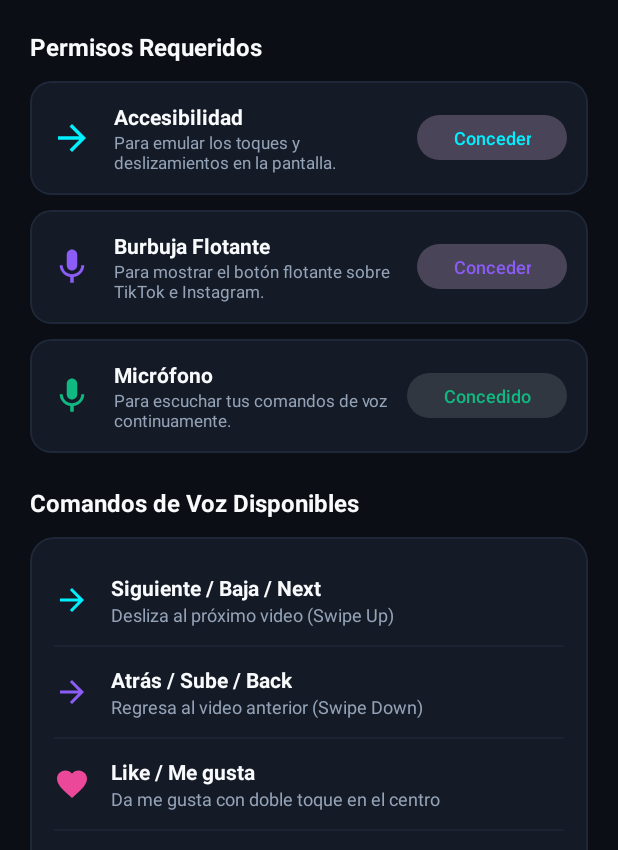
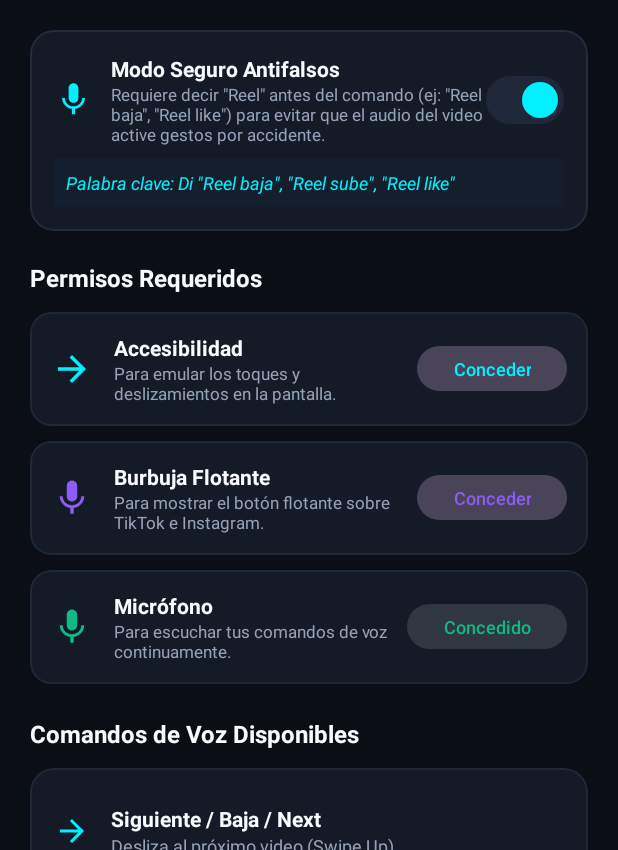
Before and after one commit to Sciclox/ReelVoice-Android, an Android app: the screen it shows after launch (MainActivity), on a phone screen of 412 x 824 dp, the part 386-1236 px from its top. Run offline under Robolectric (Android 15) with nearby library versions, the phone set to English and light mode, and no system bars.

Commit message:
feat: v2.2.0 with Wake Word (Modo Seguro Antifalsos) and customizable toggle

```diff
--- a/app/build.gradle
+++ b/app/build.gradle
@@ -9,8 +9,8 @@ android {
         applicationId "com.reelvoice.scroll"
         minSdk 24
         targetSdk 33
-        versionCode 21
-        versionName "2.1.0"
+        versionCode 22
+        versionName "2.2.0"
 
         testInstrumentationRunner "androidx.test.runner.AndroidJUnitRunner"
     }
--- a/app/src/main/java/com/reelvoice/app/ui/MainActivity.kt
+++ b/app/src/main/java/com/reelvoice/app/ui/MainActivity.kt
@@ -76,6 +76,34 @@ class MainActivity : AppCompatActivity() {
 
         binding.btnToggleMasterService.setOnClickListener {
             toggleMasterService()
+        }
+
+        val prefs = getSharedPreferences("reel_voice_prefs", Context.MODE_PRIVATE)
+        val initialWake = prefs.getBoolean("pref_wake_word", true)
+        binding.switchWakeWord.isChecked = initialWake
+        updateWakeWordHint(initialWake)
+
+        binding.switchWakeWord.setOnCheckedChangeListener { _, isChecked ->
+            prefs.edit().putBoolean("pref_wake_word", isChecked).apply()
+            updateWakeWordHint(isChecked)
+
+            if (ReelVoiceForegroundService.isServiceRunning) {
+                val updateIntent = Intent(this, ReelVoiceForegroundService::class.java).apply {
+                    action = ReelVoiceForegroundService.ACTION_UPDATE_SETTINGS
+                    putExtra(ReelVoiceForegroundService.EXTRA_REQUIRE_WAKE_WORD, isChecked)
+                }
+                startService(updateIntent)
+            }
+        }
+    }
+
+    private fun updateWakeWordHint(isWakeWordActive: Boolean) {
+        if (isWakeWordActive) {
+            binding.tvWakeWordHint.text = getString(R.string.wake_word_active_hint)
+            binding.tvWakeWordHint.setTextColor(getColor(R.color.neon_cyan))
+        } else {
+            binding.tvWakeWordHint.text = getString(R.string.wake_word_direct_hint)
+            binding.tvWakeWordHint.setTextColor(getColor(R.color.neon_yellow))
         }
     }
 
--- a/app/src/main/res/layout/activity_main.xml
+++ b/app/src/main/res/layout/activity_main.xml
@@ -113,6 +113,82 @@
                     android:textStyle="bold"
                     android:background="@drawable/bg_button_gradient"
                     app:backgroundTint="@null" />
+
+            </LinearLayout>
+        </com.google.android.material.card.MaterialCardView>
+
+        <!-- Wake Word / Anti-falsos Toggle Card -->
+        <com.google.android.material.card.MaterialCardView
+            android:layout_width="match_parent"
+            android:layout_height="wrap_content"
+            app:cardBackgroundColor="@color/bg_card"
+            app:cardCornerRadius="16dp"
+            app:strokeColor="#222C3D"
+            app:strokeWidth="1dp"
+            android:layout_marginBottom="20dp">
+
+            <LinearLayout
+                android:layout_width="match_parent"
+                android:layout_height="wrap_content"
+                android:orientation="vertical"
+                android:padding="16dp">
+
+                <LinearLayout
+                    android:layout_width="match_parent"
+                    android:layout_height="wrap_content"
+                    android:orientation="horizontal"
+                    android:gravity="center_vertical">
+
+                    <ImageView
+                        android:layout_width="26dp"
+                        android:layout_height="26dp"
+                        android:src="@drawable/ic_mic"
+                        app:tint="@color/neon_cyan" />
+
+                    <LinearLayout
+                        android:layout_width="0dp"
+                        android:layout_height="wrap_content"
+                        android:layout_weight="1"
+                        android:layout_marginStart="12dp"
+                        android:orientation="vertical">
+
+                        <TextView
+                            android:layout_width="wrap_content"
+                            android:layout_height="wrap_content"
+                            android:text="@string/title_wake_word_mode"
+                            android:textColor="@color/text_primary"
+                            android:textStyle="bold"
+                            android:textSize="14sp" />
+
+                        <TextView
+                            android:id="@+id/tvWakeWordModeDesc"
+                            android:layout_width="wrap_content"
+                            android:layout_height="wrap_content"
+                            android:text="@string/desc_wake_word_mode"
+                            android:textColor="@color/text_secondary"
+                            android:textSize="11sp" />
+                    </LinearLayout>
+
+                    <com.google.android.material.materialswitch.MaterialSwitch
+                        android:id="@+id/switchWakeWord"
+                        android:layout_width="wrap_content"
+                        android:layout_height="wrap_content"
+                        android:checked="true"
+                        app:thumbTint="@color/neon_cyan"
+                        app:trackTint="#1E2838" />
+                </LinearLayout>
+
+                <TextView
+                    android:id="@+id/tvWakeWordHint"
+                    android:layout_width="match_parent"
+                    android:layout_height="wrap_content"
+                    android:layout_marginTop="8dp"
+                    android:padding="8dp"
+                    android:background="#151E2D"
+                    android:text="@string/wake_word_active_hint"
+                    android:textColor="@color/neon_cyan"
+                    android:textSize="12sp"
+                    android:textStyle="italic" />
 
             </LinearLayout>
         </com.google.android.material.card.MaterialCardView>
--- a/app/src/main/res/values/strings.xml
+++ b/app/src/main/res/values/strings.xml
@@ -50,4 +50,10 @@
     <string name="toast_cmd_detected">Comando: %1$s</string>
     <string name="toast_accessibility_needed">Por favor activa el servicio de Accesibilidad de ReelVoice</string>
     <string name="toast_overlay_needed">Por favor concede el permiso para mostrar sobre otras aplicaciones</string>
+
+    <!-- Wake Word / Anti-falsos -->
+    <string name="title_wake_word_mode">Modo Seguro Antifalsos</string>
+    <string name="desc_wake_word_mode">Requiere decir \"Reel\" antes del comando (ej: \"Reel baja\", \"Reel like\") para evitar que el audio del video active gestos por accidente.</string>
+    <string name="wake_word_active_hint">Palabra clave: Di \"Reel baja\", \"Reel sube\", \"Reel like\"</string>
+    <string name="wake_word_direct_hint">Modo directo: Di simplemente \"baja\" o \"sube\"</string>
 </resources>
```
Also changed, not shown: app/src/main/java/com/reelvoice/app/service/ReelVoiceForegroundService.kt (+13 -1 lines), app/src/main/java/com/reelvoice/app/voice/VoiceRecognitionManager.kt (+45 -5 lines), 1 other file.
